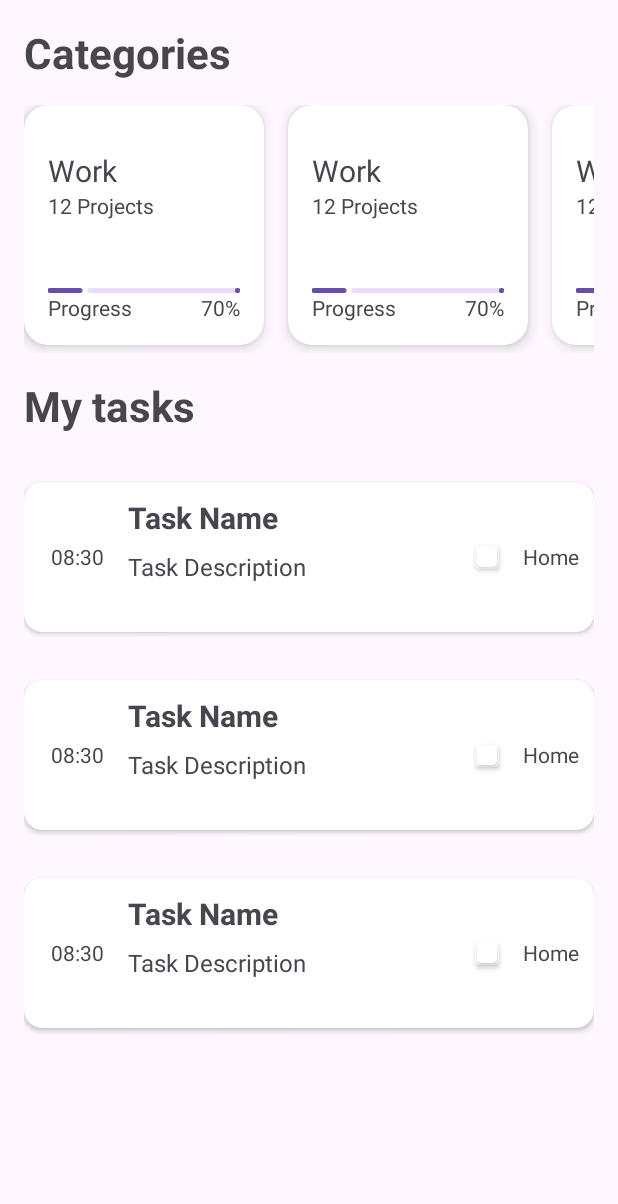
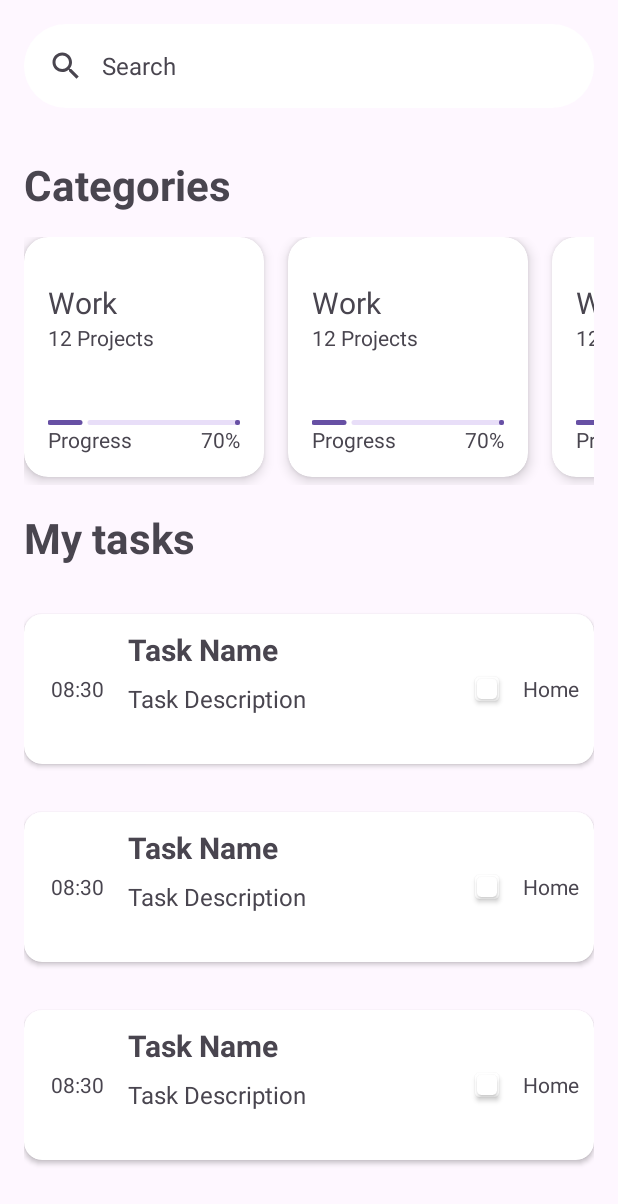
Before and after one commit to mdunggggg/TodoApp, an Android app: the layout fragment_home.xml on its own in the app's theme, with its tools: preview values and no code run, on a phone screen of 412 x 824 dp. Shown: the top 1204 px of the screen. Run offline under Robolectric (Android 15) with nearby library versions, the phone set to English and light mode, and no system bars.

Commit message:
add search home

```diff
--- a/app/src/main/java/com/example/todoapp/Database/Category/CategoryDao.kt
+++ b/app/src/main/java/com/example/todoapp/Database/Category/CategoryDao.kt
@@ -26,7 +26,8 @@ interface CategoryDao {
      fun getAllCategory(): LiveData<List<Category>>
     @Query("SELECT * FROM category_table WHERE titleCategory = :titleCategory")
      fun getCategoryByTitle(titleCategory: String): LiveData<Category>
-
+    @Query("SELECT * FROM category_table WHERE titleCategory LIKE '%' || :title || '%'")
+    fun getListCategoryByTitle(title: String): LiveData<List<Category>>
     @Transaction
     @Query("SELECT * FROM category_table")
     fun getCategoryWithTasks(): LiveData<List<CategoryWithTasks>>
--- a/app/src/main/java/com/example/todoapp/Database/Category/CategoryRepository.kt
+++ b/app/src/main/java/com/example/todoapp/Database/Category/CategoryRepository.kt
@@ -22,6 +22,8 @@ class CategoryRepository(application: Application) {
 
         fun getAllCategory() : LiveData<List<Category>>
             = categoryDao.getAllCategory()
+         fun getListCategoryByTitle(title: String): LiveData<List<Category>>
+            = categoryDao.getListCategoryByTitle(title)
         fun getCategoryByTitle(titleCategory: String)
             = categoryDao.getCategoryByTitle(titleCategory)
         fun getCategoryWithTasks() : LiveData<List<CategoryWithTasks>>
--- a/app/src/main/java/com/example/todoapp/Database/Task/TaskDao.kt
+++ b/app/src/main/java/com/example/todoapp/Database/Task/TaskDao.kt
@@ -28,7 +28,8 @@ interface TaskDao {
     fun getAllTasksByDate(date: String): LiveData<List<Task>>
     @Query("SELECT * FROM task_table WHERE titleCategory = :titleCategory ORDER BY isFinish ASC")
     fun getAllTasksByCategory(titleCategory: String): LiveData<List<Task>>
-
+    @Query("SELECT * FROM task_table WHERE title LIKE '%' || :title || '%' ORDER BY isFinish ASC")
+    fun getTaskByTitle(title: String): LiveData<List<Task>>
     @Query("SELECT * FROM task_table WHERE isFinish = 1")
     fun getAllFinishTasks(): LiveData<List<Task>>
     @Query("SELECT * FROM task_table WHERE isFinish = 0")
--- a/app/src/main/java/com/example/todoapp/Database/Task/TaskRepository.kt
+++ b/app/src/main/java/com/example/todoapp/Database/Task/TaskRepository.kt
@@ -20,6 +20,7 @@ class TaskRepository(application: Application) {
     fun getAllTasksByCategory(titleCategory: String): LiveData<List<Task>> = taskDao.getAllTasksByCategory(titleCategory)
     fun getAllTasksByDate(date: String): LiveData<List<Task>> = taskDao.getAllTasksByDate(date)
     fun getAllTasks() : LiveData<List<Task>> = taskDao.getAllTasks()
+    fun getTaskByTitle(title: String) : LiveData<List<Task>> = taskDao.getTaskByTitle(title)
     fun getAllTasksOrderByFinish() : LiveData<List<Task>> = taskDao.getAllTasksOrderByFinish()
     fun getAllFinishTasks() : LiveData<List<Task>> = taskDao.getAllFinishTasks()
     fun getAllUnFinishTasks() : LiveData<List<Task>> = taskDao.getAllUnFinishTasks()
--- a/app/src/main/java/com/example/todoapp/ViewModel/CategoryViewModel.kt
+++ b/app/src/main/java/com/example/todoapp/ViewModel/CategoryViewModel.kt
@@ -30,7 +30,8 @@ class CategoryViewModel(application: Application) : ViewModel(){
     }
     fun getAllCategory() = categoryRepository.getAllCategory()
     fun getCategoryByTitle(titleCategory: String) = categoryRepository.getCategoryByTitle(titleCategory)
-
+    fun getListCategoryByTitle(title: String): LiveData<List<Category>>
+        = categoryRepository.getListCategoryByTitle(title)
     fun getCategoryWithTasks(): LiveData<List<CategoryWithTasks>>
         = categoryRepository.getCategoryWithTasks()
 
--- a/app/src/main/java/com/example/todoapp/ViewModel/TaskViewModel.kt
+++ b/app/src/main/java/com/example/todoapp/ViewModel/TaskViewModel.kt
@@ -31,7 +31,7 @@ class TaskViewModel(application: Application) : ViewModel() {
         taskRepository.clearTasks()
     }
     fun getAllTasksByCategory(titleCategory: String): LiveData<List<Task>> = taskRepository.getAllTasksByCategory(titleCategory)
-
+    fun getTaskByTitle(title: String) : LiveData<List<Task>> = taskRepository.getTaskByTitle(title)
     fun getAllTasks() : LiveData<List<Task>> = taskRepository.getAllTasks()
     fun getAllTasksOrderByFinish() : LiveData<List<Task>> = taskRepository.getAllTasksOrderByFinish()
     fun getAllFinishTasks() : LiveData<List<Task>> = taskRepository.getAllFinishTasks()
--- a/app/src/main/res/layout/fragment_home.xml
+++ b/app/src/main/res/layout/fragment_home.xml
@@ -1,12 +1,79 @@
 <?xml version="1.0" encoding="utf-8"?>
-<LinearLayout xmlns:android="http://schemas.android.com/apk/res/android"
+<androidx.coordinatorlayout.widget.CoordinatorLayout xmlns:android="http://schemas.android.com/apk/res/android"
     xmlns:tools="http://schemas.android.com/tools"
     android:layout_width="match_parent"
     android:layout_height="match_parent"
     xmlns:app="http://schemas.android.com/apk/res-auto"
+    tools:context=".Fragment.HomeFragment">
+    <com.google.android.material.appbar.AppBarLayout
+        android:id="@+id/app_bar"
+        android:layout_width="match_parent"
+        android:layout_height="wrap_content">
+        <com.google.android.material.search.SearchBar
+            android:id="@+id/search_bar"
+            android:layout_width="match_parent"
+            android:layout_height="wrap_content"
+            app:backgroundTint="@color/white"
+            android:hint="@string/search" />
+    </com.google.android.material.appbar.AppBarLayout>
+
+    <com.google.android.material.search.SearchView
+        android:id="@+id/search_view"
+        android:layout_width="match_parent"
+        android:layout_height="wrap_content"
+        android:hint="@string/search"
+        app:queryBackground="@color/white"
+        app:layout_anchor="@id/search_bar">
+        <LinearLayout
+            android:layout_width="match_parent"
+            android:layout_height="match_parent"
+            android:paddingHorizontal="16dp"
+            android:orientation="vertical">
+            <TextView
+                android:layout_marginTop="16dp"
+                android:layout_width="match_parent"
+                android:layout_height="wrap_content"
+                android:text="@string/task"
+                />
+            <com.google.android.material.divider.MaterialDivider
+                android:layout_width="match_parent"
+                android:layout_height="1dp"/>
+            <androidx.recyclerview.widget.RecyclerView
+                android:layout_weight="1"
+                android:id="@+id/rv_task_search_view"
+                android:layout_width="match_parent"
+                android:layout_height="0dp"
+                app:layoutManager="androidx.recyclerview.widget.LinearLayoutManager"
+                tools:listitem="@layout/item_task_search_view"
+                />
+            <TextView
+                android:layout_marginTop="16dp"
+                android:layout_width="match_parent"
+                android:layout_height="wrap_content"
+                android:text="Category"
+                />
+            <com.google.android.material.divider.MaterialDivider
+                android:layout_width="match_parent"
+                android:layout_height="1dp"/>
+            <androidx.recyclerview.widget.RecyclerView
+                android:layout_weight="1"
+                android:id="@+id/rv_category_search_view"
+                android:layout_width="match_parent"
+                android:layout_height="0dp"
+                app:layoutManager="androidx.recyclerview.widget.LinearLayoutManager"
+                tools:listitem="@layout/item_task_search_view"
+                />
+
+
+
+        </LinearLayout>
+    </com.google.android.material.search.SearchView>
+   <LinearLayout
+       android:layout_width="match_parent"
+       android:layout_height="match_parent"
        android:orientation="vertical"
        android:paddingHorizontal="16dp"
-    tools:context=".Fragment.HomeFragment">
+       app:layout_behavior="@string/appbar_scrolling_view_behavior">
        <TextView
            android:layout_width="match_parent"
            android:layout_height="wrap_content"
@@ -41,4 +108,8 @@
 
            tools:listitem="@layout/item_task_rv"
            />
+
    </LinearLayout>
+
+
+</androidx.coordinatorlayout.widget.CoordinatorLayout>
--- a/app/src/main/res/values/strings.xml
+++ b/app/src/main/res/values/strings.xml
@@ -38,4 +38,6 @@
     <string name="categories">Categories</string>
     <string name="my_tasks">My tasks</string>
     <string name="progress">Progress</string>
+    <string name="search">Search</string>
+    <string name="task">Task</string>
 </resources>
```
Also changed, not shown: app/src/main/java/com/example/todoapp/Adapter/RecyclerViewAdapter/CategorySearchViewAdapter.kt (added, +54 -0 lines), app/src/main/java/com/example/todoapp/Adapter/RecyclerViewAdapter/TaskSearchViewAdapter.kt (added, +53 -0 lines), app/src/main/java/com/example/todoapp/Fragment/HomeFragment.kt (+46 -0 lines), app/src/main/res/layout/item_category_search_view.xml (added, +53 -0 lines), app/src/main/res/layout/item_task_search_view.xml (added, +45 -0 lines). Lines whose indentation alone changed are shown as unchanged.
